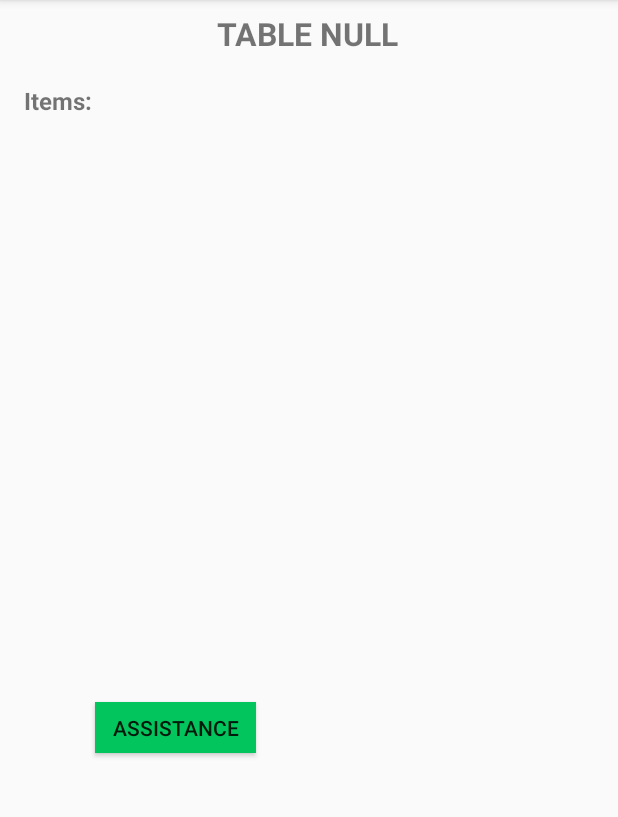
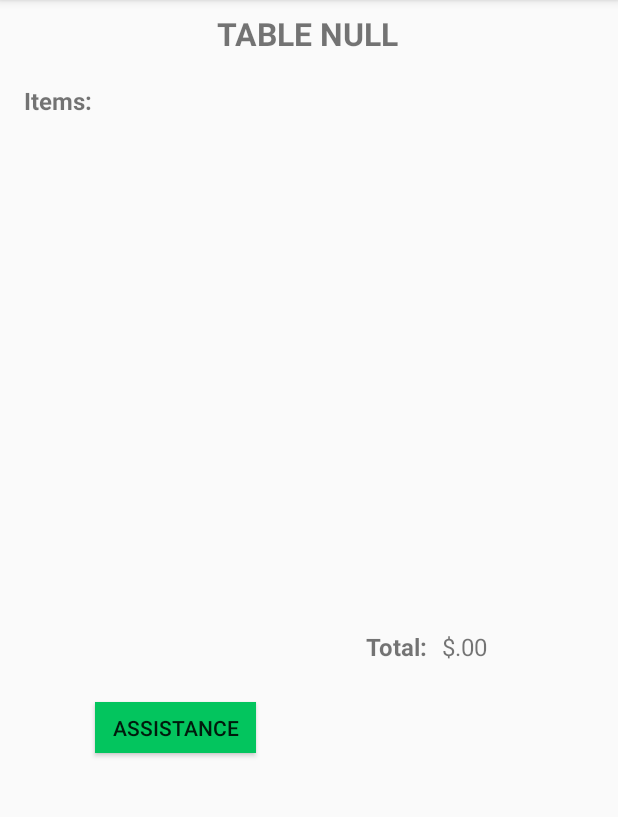
Before and after one commit to mbarbier9/EZServe, an Android app: the screen it shows after launch once a user with an empty profile is signed in (TableMain), after a tap on "SCAN QR", on a phone screen of 412 x 824 dp, the part 84-901 px from its top. Run offline under Robolectric (Android 15) with nearby library versions, the phone set to English and light mode, and no system bars; our stand-ins replace Firebase (no records; nobody signed in at launch, a user with empty details on screens opened directly).

Commit message:
Added total and fixed loop bugs

```diff
--- a/app/src/main/java/com/example/ezserve/CustomerMainActivity.java
+++ b/app/src/main/java/com/example/ezserve/CustomerMainActivity.java
@@ -103,11 +103,12 @@ public class CustomerMainActivity extends AppCompatActivity implements View.OnCl
         billRef.addValueEventListener(new ValueEventListener() {
             @Override
             public void onDataChange(@NonNull DataSnapshot dataSnapshot) {
+                billList.clear();
                 for (DataSnapshot bH : dataSnapshot.getChildren()){
                     billHistory = bH.getValue(BillHistory.class);
 
                     billList.add("Restaurant: " + billHistory.getRestaurant() + "\nDate: "+
-                            billHistory.getDate() + "\nTotal: $ " + billHistory.getTotal());
+                            billHistory.getDate() + "\nTotal: $" + billHistory.getTotal());
                 }
                 customerList.setAdapter(adapterR);
             }
--- a/app/src/main/java/com/example/ezserve/TableMain.java
+++ b/app/src/main/java/com/example/ezserve/TableMain.java
@@ -1,6 +1,7 @@
 package com.example.ezserve;
 
 import android.provider.ContactsContract;
+import android.speech.tts.TextToSpeech;
 import android.support.annotation.NonNull;
 import android.support.v7.app.AppCompatActivity;
 import android.os.Bundle;
@@ -26,13 +27,13 @@ import java.util.concurrent.TimeUnit;
 public class TableMain extends AppCompatActivity implements View.OnClickListener{
 
     private FirebaseDatabase firebaseDatabase;
-    private TextView tableNum;
+    private TextView tableNum, totalNum, priceItems;
     private FirebaseAuth firebaseAuth;
     private String userID, tableChild;
     private DatabaseReference ref;
     private Button assistance;
-    private ArrayList<String> itemsList;
-    private ArrayAdapter<String> adapterItems;
+    private ArrayList<String> itemsList, priceList;
+    private ArrayAdapter<String> adapterItems, adapterPrice;
     CustomerMainActivity cM;
     DecimalFormat df;
 
@@ -93,20 +94,28 @@ public class TableMain extends AppCompatActivity implements View.OnClickListener
 
     public void listView(){
         final ListView itemsListView = (ListView) findViewById(R.id.tableMainList);
+        totalNum = (TextView) findViewById(R.id.totalNumberTable);
+
         itemsList = new ArrayList<>();
+
         adapterItems = new ArrayAdapter<String>(this, R.layout.items_list, R.id.itemsListUnit, itemsList);
 
         DatabaseReference newRef = ref.child("Items");
         newRef.addValueEventListener(new ValueEventListener() {
             @Override
             public void onDataChange(@NonNull DataSnapshot dataSnapshot) {
+                itemsList.clear();
+                float total = 0;
                 for(DataSnapshot dS : dataSnapshot.getChildren()){
                     String key = dS.getKey();
                     float value = dS.getValue(Float.class);
 
-                    itemsList.add(key + " $" + df.format(value));
+                    itemsList.add(key+" $" + df.format(value));
+                    total = total+value;
                 }
+                itemsListView.setAdapter(null);
                 itemsListView.setAdapter(adapterItems);
+                totalNum.setText("$"+df.format(total));
 
             }
 
--- a/app/src/main/res/layout/activity_table_main.xml
+++ b/app/src/main/res/layout/activity_table_main.xml
@@ -21,10 +21,11 @@
 
     <ListView
         android:id="@+id/tableMainList"
-        android:layout_width="359dp"
-        android:layout_height="375dp"
+        android:layout_width="361dp"
+        android:layout_height="326dp"
+        android:layout_marginStart="16dp"
+        android:layout_marginLeft="16dp"
         android:layout_marginTop="84dp"
-        app:layout_constraintEnd_toEndOf="parent"
         app:layout_constraintStart_toStartOf="parent"
         app:layout_constraintTop_toTopOf="parent" />
 
@@ -53,4 +54,33 @@
         app:layout_constraintHorizontal_bias="0.207"
         app:layout_constraintStart_toStartOf="parent"
         app:layout_constraintTop_toTopOf="parent" />
+
+    <TextView
+        android:id="@+id/totalTableText"
+        android:layout_width="wrap_content"
+        android:layout_height="wrap_content"
+        android:layout_marginStart="244dp"
+        android:layout_marginLeft="244dp"
+        android:layout_marginTop="420dp"
+        android:text="Total:"
+        android:textSize="16sp"
+        android:textStyle="bold"
+        app:layout_constraintStart_toStartOf="parent"
+        app:layout_constraintTop_toTopOf="parent" />
+
+    <TextView
+        android:id="@+id/totalNumberTable"
+        android:layout_width="wrap_content"
+        android:layout_height="wrap_content"
+        android:layout_marginStart="10dp"
+        android:layout_marginLeft="10dp"
+        android:layout_marginTop="420dp"
+        android:layout_marginEnd="52dp"
+        android:layout_marginRight="52dp"
+        android:text="TextView"
+        android:textSize="16sp"
+        app:layout_constraintEnd_toEndOf="parent"
+        app:layout_constraintHorizontal_bias="0.0"
+        app:layout_constraintStart_toEndOf="@+id/totalTableText"
+        app:layout_constraintTop_toTopOf="parent" />
 </android.support.constraint.ConstraintLayout>
--- a/app/src/main/res/layout/items_list.xml
+++ b/app/src/main/res/layout/items_list.xml
@@ -5,8 +5,8 @@
 
     <TextView
         android:id="@+id/itemsListUnit"
-        android:layout_width="317dp"
-        android:layout_height="67dp"
+        android:layout_width="309dp"
+        android:layout_height="25dp"
         android:layout_alignParentStart="true"
         android:layout_alignParentLeft="true"
         android:layout_alignParentTop="true"
```
